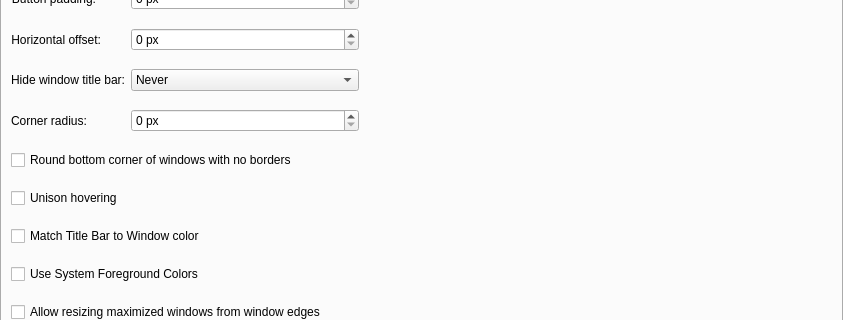
Old version of the form config/ui/breezeconfigurationui.ui in the repository axtaylor/SierraBreezeEnhanced; both pictures show x 0 to 843 and y 221 to 541 of the 843 by 814 pixel window.
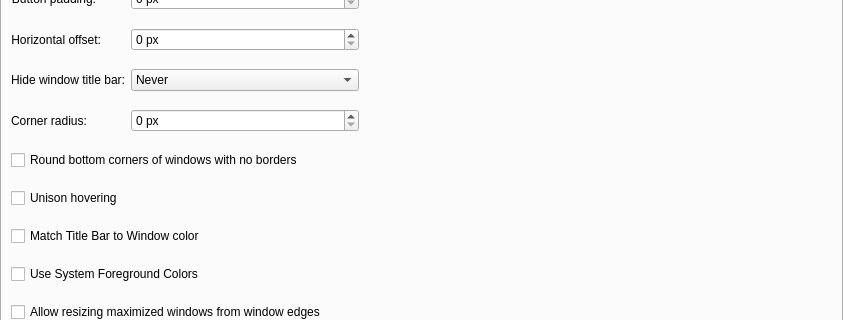
New version of the form. Custom widgets are drawn as their Qt base class.

Commit message: default options change to false for rounded bottom borders

The edit to the form file:
```diff
--- a/config/ui/breezeconfigurationui.ui
+++ b/config/ui/breezeconfigurationui.ui
@@ -36,7 +36,7 @@
        <item row="8" column="1" colspan="4">
         <widget class="QCheckBox" name="roundedBottomCorners">
          <property name="text">
-          <string>Round bottom corner of windows with no borders</string>
+          <string>Round bottom corners of windows with no borders</string>
          </property>
         </widget>
        </item>
```
The commit also changes 1 other file.
